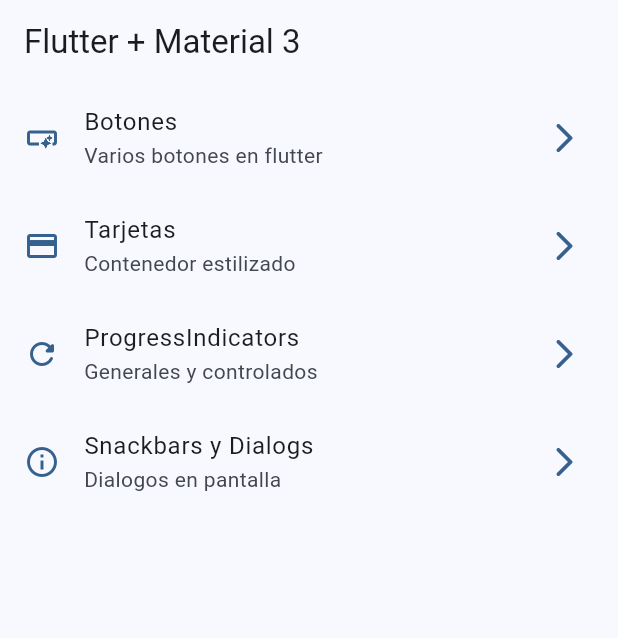
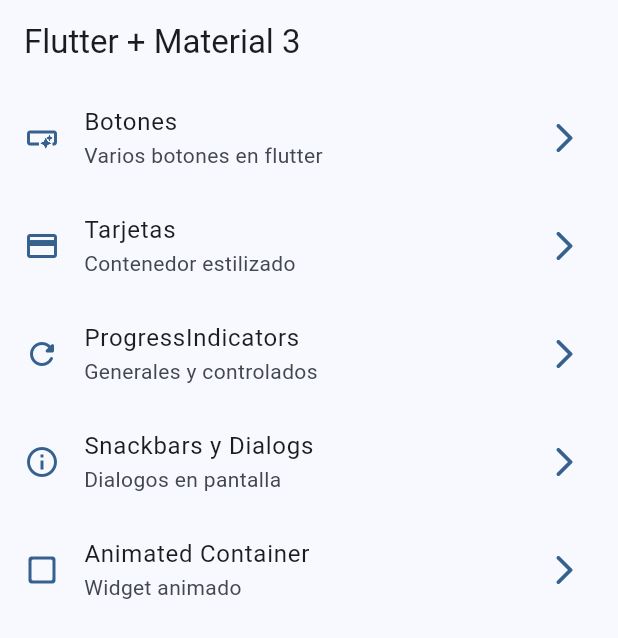
Before and after one commit to garguidevsw/widgets_app_flutter, a Flutter app: the screen it shows after launch, on a phone screen of 412 x 824 dp. Shown: the top 638 px of the screen. Run offline on Flutter 3.47's test engine with Material 2 defaults, Android fonts, the phone set to English and light mode, and no system bars; our stand-ins replace go_router.

Commit message:
add animated container plus

```diff
--- a/lib/config/menu/menu_items.dart
+++ b/lib/config/menu/menu_items.dart
@@ -39,4 +39,10 @@ const appMenuItems = <MenuItem>[
     link: '/snackbars',
     icon: Icons.info_outline,
   ),
+  MenuItem(
+    title: 'Animated Container',
+    subTitle: 'Widget animado',
+    link: '/animated',
+    icon: Icons.check_box_outline_blank_rounded,
+  ),
 ];
--- a/lib/config/router/app_router.dart
+++ b/lib/config/router/app_router.dart
@@ -30,5 +30,10 @@ final appRouter = GoRouter(
       name: SnackbarScreen.name,
       builder: (context, state) => const SnackbarScreen(),
     ),
+    GoRoute(
+      path: '/animated',
+      name: AnimatedScreen.name,
+      builder: (context, state) => const AnimatedScreen(),
+    ),
   ],
 );
```
Also changed, not shown: lib/presentation/screens/animated/animated_screen.dart (+44 -2 lines).
